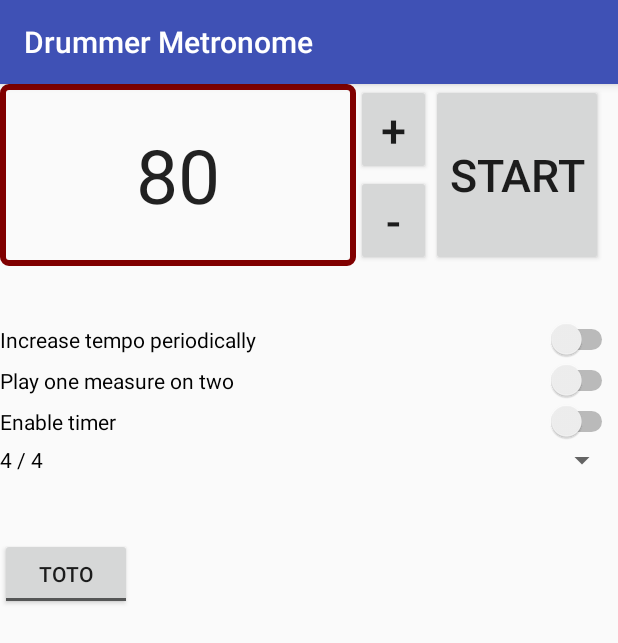
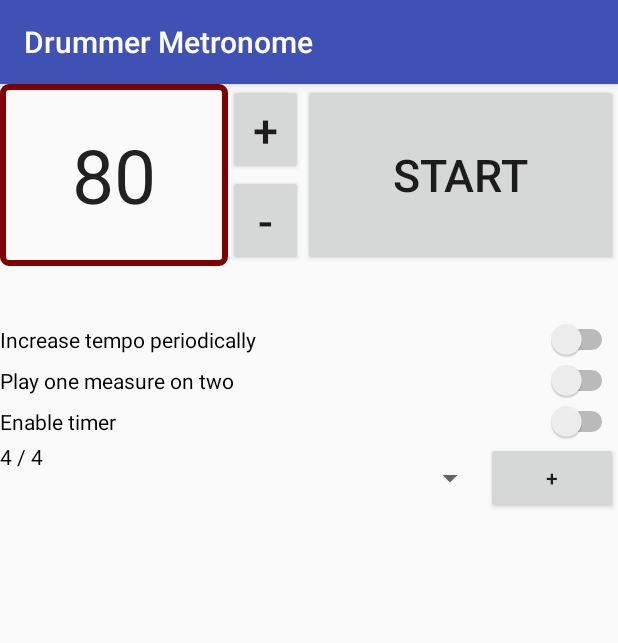
Before and after one commit to nicomanel/metronomeApp, an Android app: the screen it shows after launch (MainActivity), on a phone screen of 412 x 824 dp. Shown: the top 643 px of the screen. Run offline under Robolectric (Android 15) with nearby library versions, the phone set to English and light mode, and no system bars.

Commit message:
UI enhanced

```diff
--- a/app/src/main/AndroidManifest.xml
+++ b/app/src/main/AndroidManifest.xml
@@ -23,7 +23,7 @@
             android:name="com.google.android.gms.version"
             android:value="@integer/google_play_services_version" />
 
-        <activity android:name=".LoopEditorActivity"></activity>
+        <activity android:name=".SequenceEditorActivity"></activity>
     </application>
 
 </manifest>
--- a/app/src/main/java/com/doumdoum/nmanel/metronome/MainActivity.java
+++ b/app/src/main/java/com/doumdoum/nmanel/metronome/MainActivity.java
@@ -427,7 +427,7 @@ public class MainActivity extends AppCompatActivity {
     }
 
     public void openLoopEditor(View view) {
-        Intent intentMyAccount = new Intent(getApplicationContext(), LoopEditorActivity.class);
+        Intent intentMyAccount = new Intent(getApplicationContext(), SequenceEditorActivity.class);
         intentMyAccount.addFlags(Intent.FLAG_ACTIVITY_NEW_TASK);
         startActivity(intentMyAccount);
     }
--- a/app/src/main/java/com/doumdoum/nmanel/metronome/LoopEditorActivity.java
+++ b/app/src/main/java/com/doumdoum/nmanel/metronome/SequenceEditorActivity.java
@@ -13,7 +13,7 @@ import android.widget.Spinner;
 
 import java.util.LinkedList;
 
-public class LoopEditorActivity extends AppCompatActivity {
+public class SequenceEditorActivity extends AppCompatActivity {
     public static final String LOG = "Loop Editor";
     LinkedList<ImageView> beats;
     LinkedList<Drawable> drawables;
--- a/app/src/main/res/layout/activity_main.xml
+++ b/app/src/main/res/layout/activity_main.xml
@@ -14,25 +14,22 @@
         android:layout_height="wrap_content"
         android:minHeight="100dp"
         android:orientation="horizontal"
-        android:weightSum="1"> <!--android:weightSum="2"-->
-
+        android:weightSum="2">
         <EditText
             android:id="@+id/tempoValueId"
             android:layout_width="wrap_content"
             android:layout_height="match_parent"
-            android:layout_weight="0.95"
+            android:layout_weight="1"
             android:background="@drawable/linearborder"
             android:inputType="number"
             android:text="@string/defaultTempoValue"
             android:textAlignment="center"
-            android:textSize="50dp" /> <!--android:layout_weight="1"-->
-
+            android:textSize="50dp" />
     <LinearLayout
         android:id="@+id/changeTempoButtonsLayoutId"
         android:layout_width="50dip"
         android:layout_height="match_parent"
         android:orientation="vertical">
-
         <Button
             android:id="@+id/increaseTempoButtonId"
             android:layout_width="wrap_content"
@@ -50,15 +47,16 @@
             android:textSize="30dp" />
 
     </LinearLayout>
-
         <Button
             android:id="@+id/startStopButtonId"
             android:layout_width="wrap_content"
             android:layout_height="match_parent"
+
+            android:layout_weight="1"
             android:elevation="6dp"
             android:onClick="startStopClickAction"
             android:text="Start"
-            android:textSize="30dp" />     <!--android:layout_weight="1"-->
+            android:textSize="30dp" />
     </LinearLayout>
 
     <LinearLayout
@@ -92,7 +90,6 @@
         android:layout_below="@id/increaseTempoSwitchId"
         android:layout_centerInParent="true"
         android:orientation="horizontal">
-
             <TextView
                 android:id="@+id/increaseLabelId"
                 android:layout_width="wrap_content"
@@ -100,7 +97,6 @@
                 android:padding="8dp"
 
                 android:text="increase" />
-
             <EditText
                 android:id="@+id/tempoIncrementValueId"
                 android:layout_width="40dp"
@@ -133,7 +129,6 @@
                 android:padding="8dp"
                 android:text="bars" />
     </LinearLayout>
-
     <Switch
         android:id="@+id/skipMeasureSwitchId"
         android:layout_width="match_parent"
@@ -174,25 +169,25 @@
             android:text="@string/seconds" />
         </LinearLayout>
 
+    <LinearLayout
+        android:orientation="horizontal"
+        android:layout_width="match_parent"
+        android:layout_height="wrap_content"
+        android:layout_below="@id/durationTimerSettingsGroupId">
+
         <Spinner
             android:id="@+id/rythmSpinnerId"
-        android:layout_width="match_parent"
-        android:layout_height="wrap_content"
+            android:layout_width="wrap_content"
+            android:layout_height="match_parent"
             android:layout_alignParentStart="true"
-        android:layout_below="@+id/durationTimerSettingsGroupId" />
-
-    <ToggleButton
-        android:id="@+id/toggleButton3"
+            android:layout_below="@+id/durationTimerSettingsGroupId"
+            android:layout_weight="1" />
+        <Button
             android:layout_width="wrap_content"
-        android:layout_height="wrap_content"
-        android:layout_alignStart="@+id/increaseSettingsGroupId"
-        android:layout_below="@+id/rythmSpinnerId"
-        android:layout_marginTop="40dp"
-        android:onClick="openLoopEditor"
-        android:text="ToggleButton"
-        android:textOff="toto"
-        android:textOn="@string/title_activity_increase_tempo" />
-
+            android:layout_height="match_parent"
+            android:text="+"
+            android:onClick="openLoopEditor"/>
+    </LinearLayout>
 
 
 </RelativeLayout>
--- a/app/src/main/res/layout/sequence_editor.xml
+++ b/app/src/main/res/layout/sequence_editor.xml
@@ -8,7 +8,7 @@
     android:paddingLeft="@dimen/activity_horizontal_margin"
     android:paddingRight="@dimen/activity_horizontal_margin"
     android:paddingTop="@dimen/activity_vertical_margin"
-    tools:context="com.doumdoum.nmanel.metronome.LoopEditorActivity">
+    tools:context="com.doumdoum.nmanel.metronome.SequenceEditorActivity">
 
     <LinearLayout
         android:id="@+id/sequencePropertiesLayoutId"
```
Lines whose indentation alone changed are shown as unchanged.
